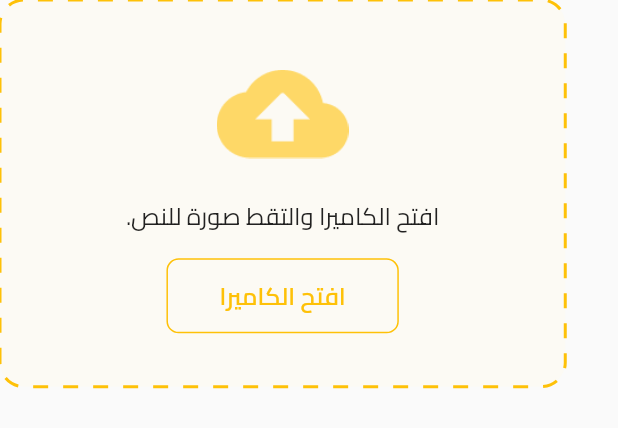
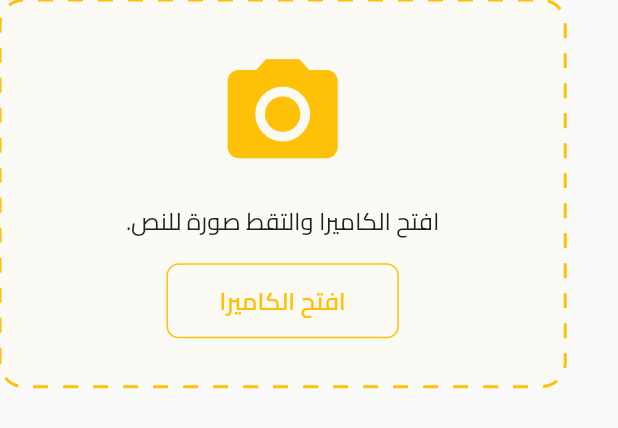
Before and after one commit to MariamElbeshbeeshy/Rafeeq-App, a Flutter app: the TakeImageView widget shown alone on an empty page, opened directly, on a phone screen of 412 x 824 dp. Shown: the top 428 px of the screen. Run offline on Flutter 3.47's test engine with Material 3 defaults, Android fonts, the phone set to English and light mode, and no system bars; drawn by our look-alikes of dotted_border; our stand-ins replace bloc, camera, dio, file_picker, flutter_bloc, flutter_screenutil and 5 more; missing offline and left inert: dart:ffi, flutter_timer_countdown, mobile_scanner, qr_scanner_overlay; accounts and stored records are empty.

Commit message:
feat: Replace upload image with camera icon in TakeImageView

```diff
--- a/lib/views/OCR/take_image_view.dart
+++ b/lib/views/OCR/take_image_view.dart
@@ -49,12 +49,12 @@ class _TakeImageViewState extends State<TakeImageView>
             child: Column(
               mainAxisAlignment: MainAxisAlignment.center,
               children: [
-                Row(),
-                Image.asset(
-                  "assets/images/upload.png",
-                  width: 80.w,
-                  height: 80.h,
-                  fit: BoxFit.contain,
+                Center(
+                  child: Icon(
+                    Icons.camera_alt,
+                    size: 80.w,
+                    color: kPrimaryColor,
+                  ),
                 ),
                 SizedBox(height: 16.h),
                 const Text(
```
